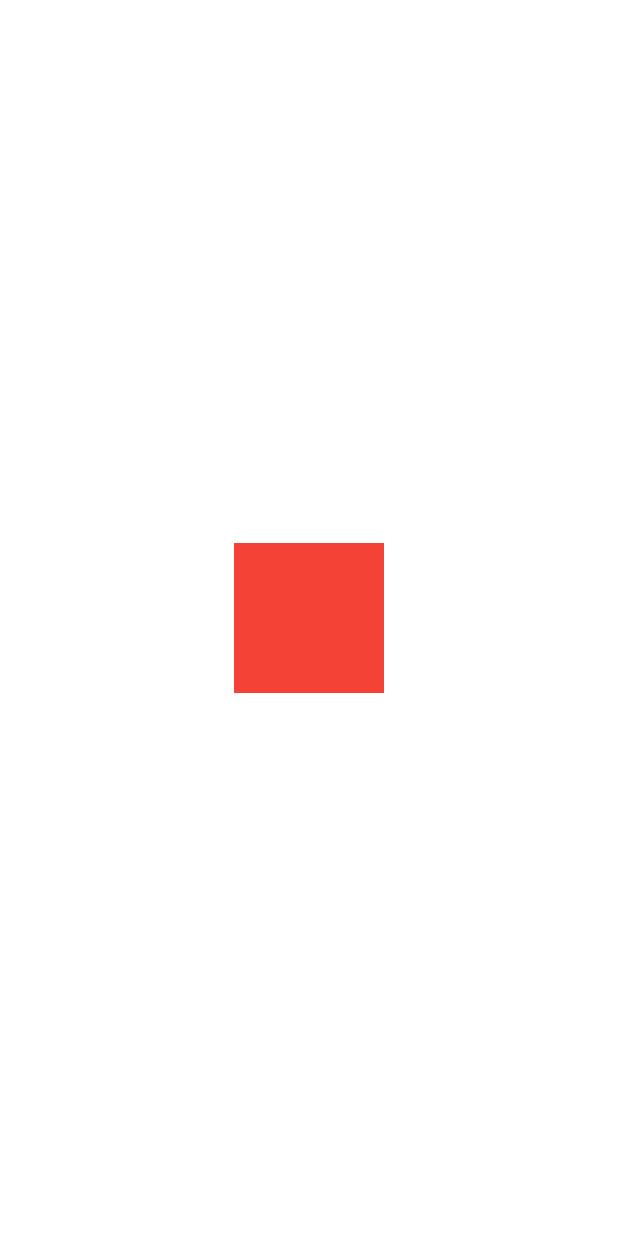
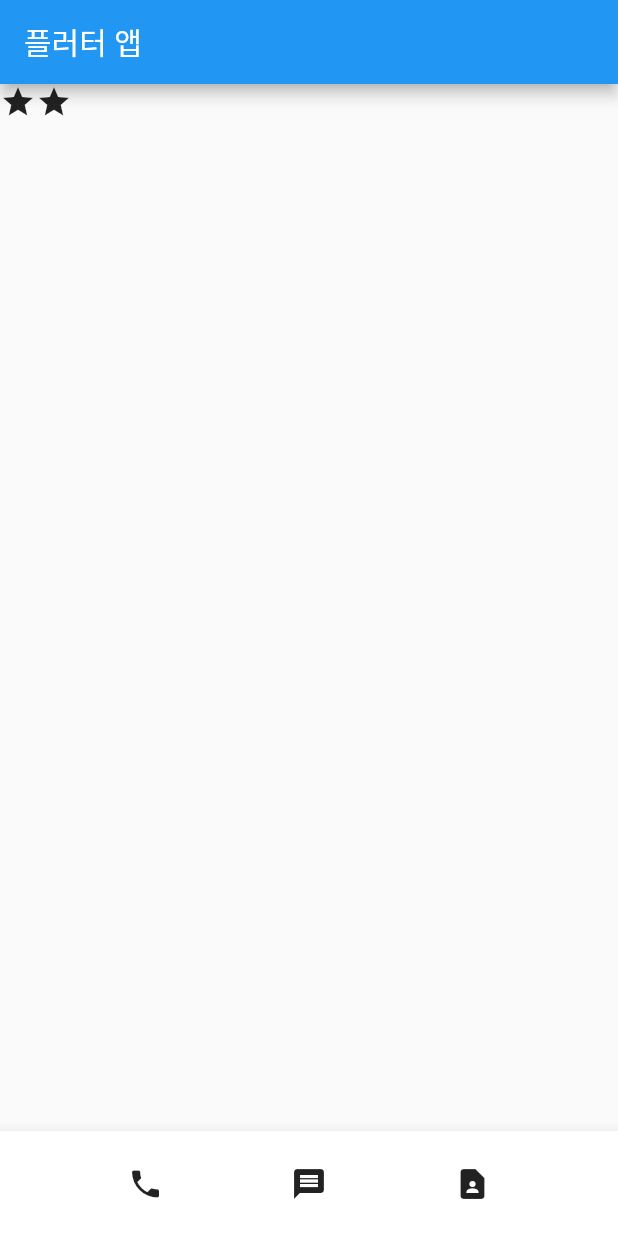
Before and after one commit to radness/contact, a Flutter app: the screen it shows after launch, on a phone screen of 412 x 824 dp. Run offline on Flutter 3.47's test engine with Material 2 defaults, Android fonts, the phone set to English and light mode, and no system bars.

Commit message:
scaffold 생성(appBar, body, bottomNavigationBar)

```diff
--- a/analysis_options.yaml
+++ b/analysis_options.yaml
@@ -26,6 +26,7 @@ linter:
     prefer_const_constructors_in_immutables: false
     prefer_const_constructors : false
     avoid_print: false
+    prefer_const_literals_to_create_immutables: false
 
     # avoid_print: false  # Uncomment to disable the `avoid_print` rule
     # prefer_single_quotes: true  # Uncomment to enable the `prefer_single_quotes` rule
--- a/lib/main.dart
+++ b/lib/main.dart
@@ -12,8 +12,29 @@ class MyApp extends StatelessWidget {
   Widget build(BuildContext context) {
 
     return MaterialApp(
-      home: Center(
-          child: Container( width: 100, height: 100, color: Colors.red )
+      home: Scaffold(
+        appBar: AppBar(
+          title: Text('플러터 앱'),
+        ),
+        body: Row(
+          children: [
+            Icon(Icons.star),
+            Icon(Icons.star)
+          ],
+        ),
+        bottomNavigationBar: BottomAppBar(
+          child: SizedBox(
+            height: 70,
+            child: Row(
+              mainAxisAlignment: MainAxisAlignment.spaceEvenly,
+              children: [
+                Icon(Icons.phone),
+                Icon(Icons.message),
+                Icon(Icons.contact_page),
+              ],
+            ),
+          )
+        ),
       )
     );
   }
```
